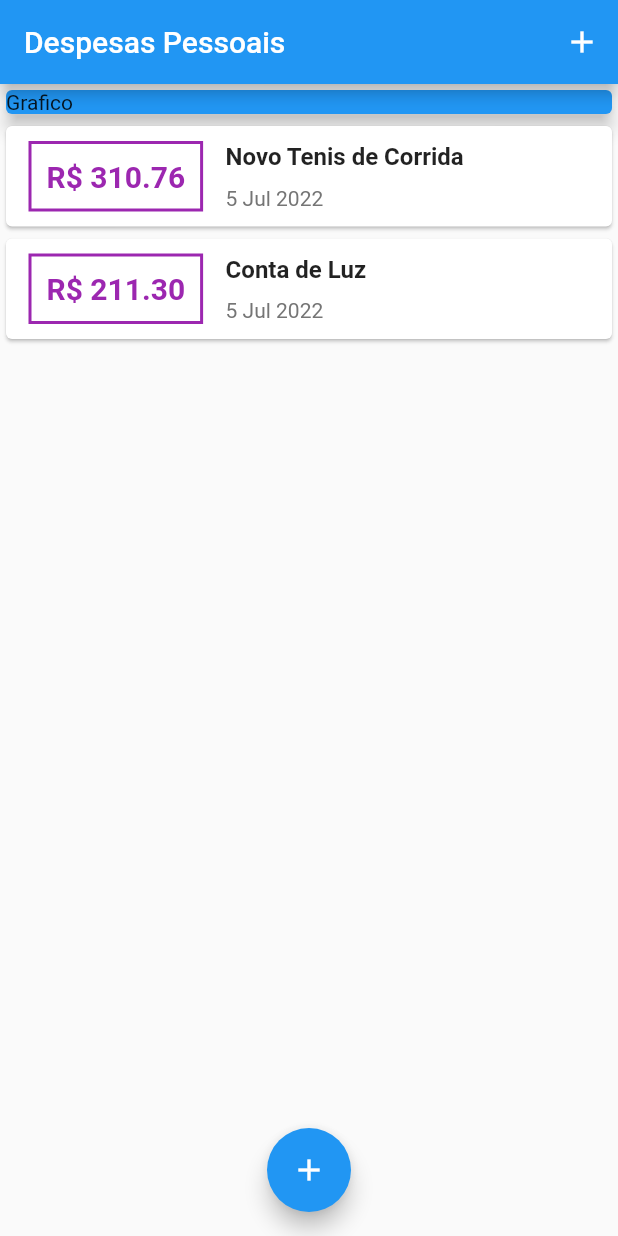
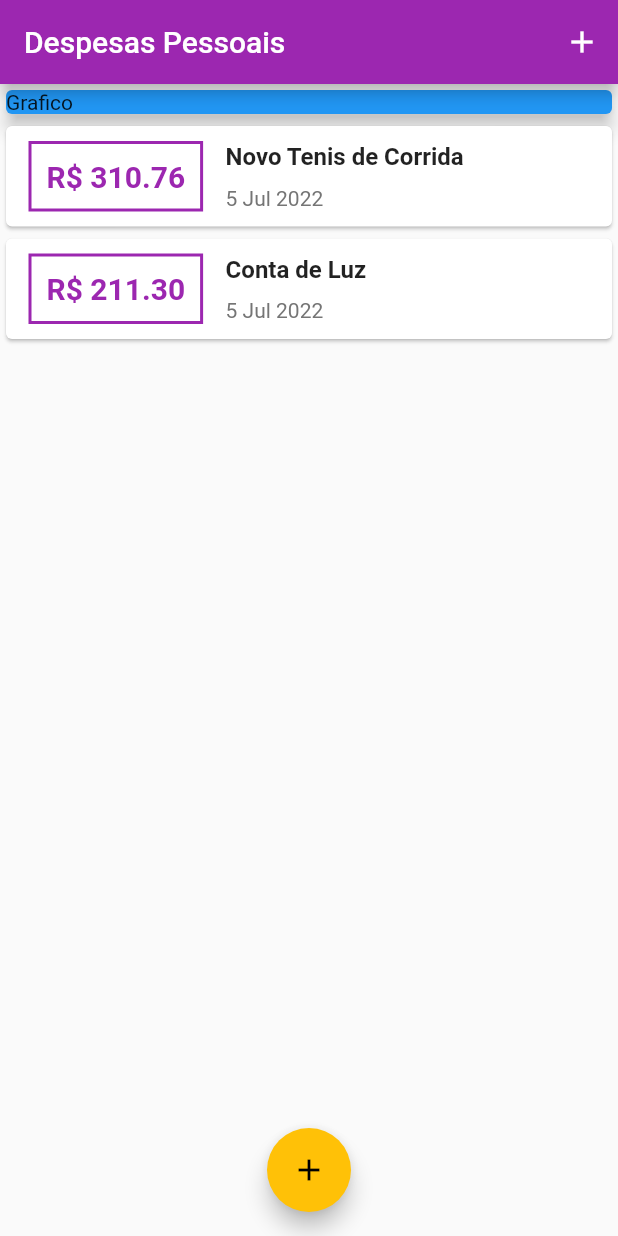
Before and after one commit to daygorgonha/expanses, a Flutter app: the screen it shows after launch, on a phone screen of 412 x 824 dp. Run offline on Flutter 3.47's test engine with Material 2 defaults, Android fonts, the phone set to English and light mode, and no system bars.

Commit message:
feat: using style with theme

```diff
--- a/lib/components/transaction_list.dart
+++ b/lib/components/transaction_list.dart
@@ -25,7 +25,7 @@ class TransactionList extends StatelessWidget {
                     ),
                     decoration: BoxDecoration(
                       border: Border.all(
-                        color: Colors.purple,
+                        color: Theme.of(context).primaryColor,
                         width: 2,
                       ),
                     ),
@@ -35,7 +35,7 @@ class TransactionList extends StatelessWidget {
                       style: TextStyle(
                         fontWeight: FontWeight.bold,
                         fontSize: 20,
-                        color: Colors.purple,
+                        color: Theme.of(context).primaryColor,
                       ),
                     ),
                   ),
--- a/lib/main.dart
+++ b/lib/main.dart
@@ -13,6 +13,10 @@ class ExpensesApp extends StatelessWidget {
   Widget build(BuildContext context) {
     return MaterialApp(
       home: MyHomePage(),
+      theme: ThemeData(
+        primarySwatch: Colors.purple,
+        accentColor: Colors.amber,
+      ),
     );
   }
 }
@@ -49,6 +53,8 @@ class _MyHomePageState extends State<MyHomePage> {
     setState(() {
       _transactions.add(newTransaction);
     });
+
+    Navigator.of(context).pop();
   }
 
   _openTransactionFormModal(BuildContext context) {
```
